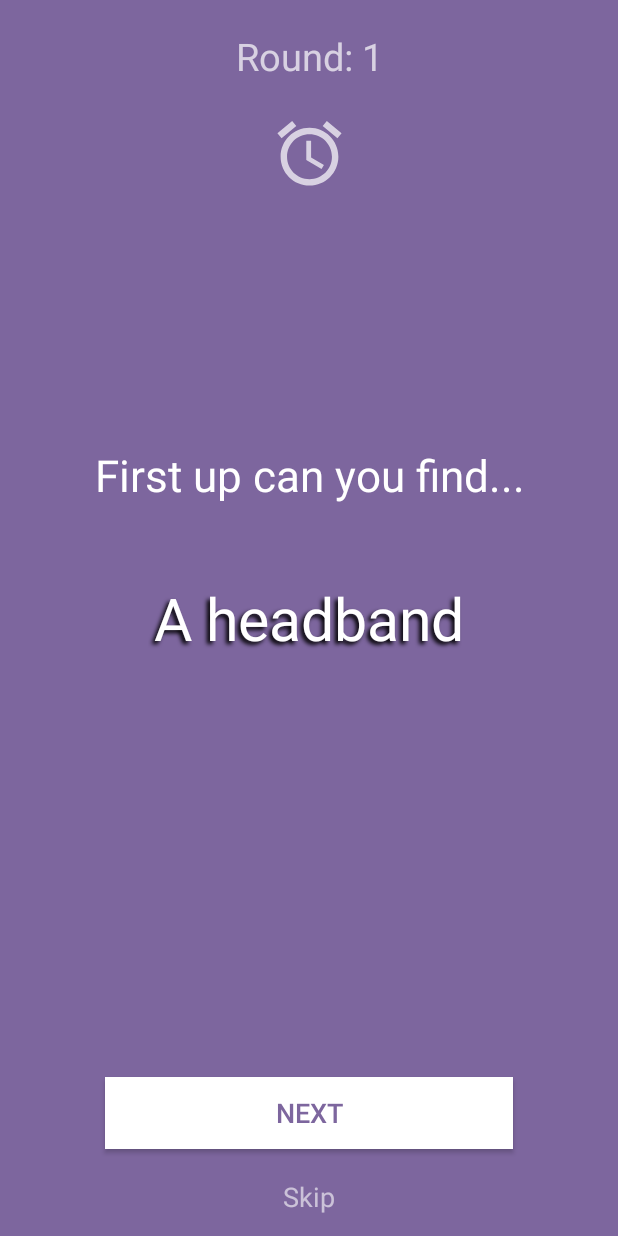
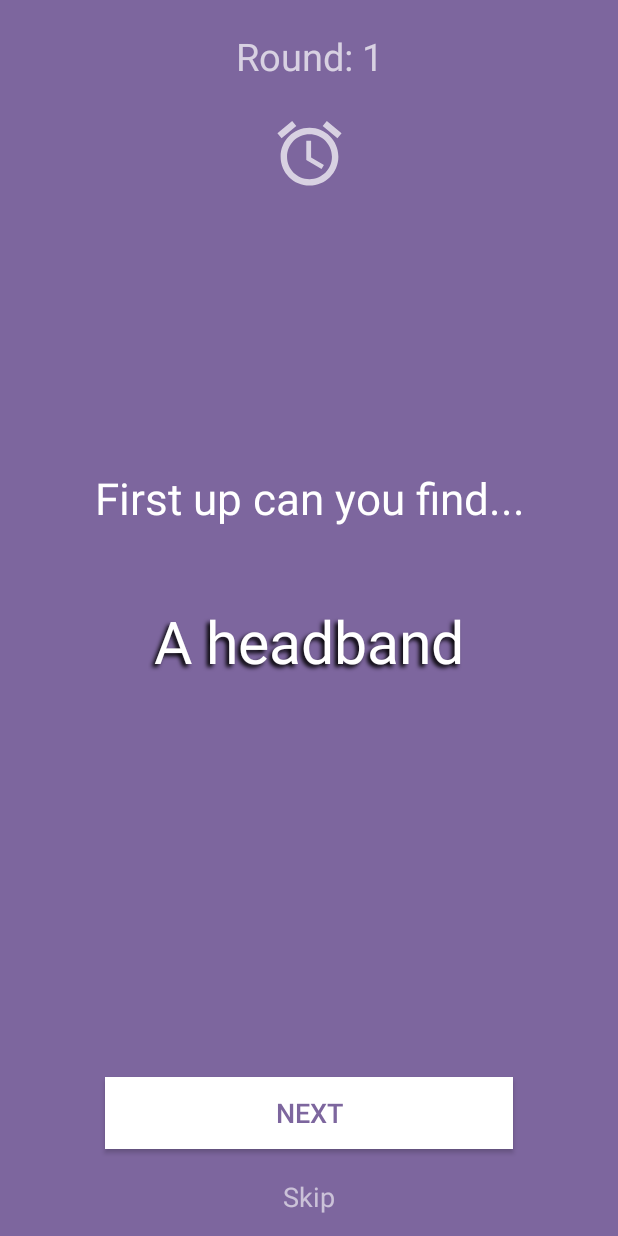
Before and after one commit to bctecnica/House-hunt, an Android app: the MainGame screen opened directly, with no data from a screen before it, after a tap on "BEGIN", on a phone screen of 412 x 824 dp. Run offline under Robolectric (Android 15) with nearby library versions, the phone set to English and light mode, and no system bars.

Commit message:
patch 1.0.2 - support for more devices added

```diff
--- a/app/build.gradle
+++ b/app/build.gradle
@@ -8,8 +8,8 @@ android {
         applicationId "com.bctecnica.houseHunt"
         minSdkVersion 24
         targetSdkVersion 30
-        versionCode 1
-        versionName "1.0"
+        versionCode 3
+        versionName "1.0.2"
 
         testInstrumentationRunner "androidx.test.runner.AndroidJUnitRunner"
     }
--- a/app/src/main/res/layout/activity_main.xml
+++ b/app/src/main/res/layout/activity_main.xml
@@ -14,7 +14,7 @@
         <ImageView
             android:id="@+id/whereView"
             android:layout_width="0dp"
-        android:layout_height="434dp"
+            android:layout_height="420dp"
             android:layout_marginTop="8dp"
             android:adjustViewBounds="true"
             android:paddingStart="20dp"
--- a/app/src/main/res/layout/activity_main_game.xml
+++ b/app/src/main/res/layout/activity_main_game.xml
@@ -51,6 +51,7 @@
         android:layout_width="wrap_content"
         android:layout_height="0dp"
         android:layout_marginTop="50dp"
+        android:layout_marginBottom="10dp"
         app:layout_constraintBottom_toTopOf="@+id/nextItemButton"
         app:layout_constraintEnd_toEndOf="parent"
         app:layout_constraintStart_toStartOf="parent"
@@ -69,7 +70,7 @@
             android:shadowRadius="3"
             android:text="@string/instructions"
             android:textColor="#FFFFFF"
-            android:textSize="25sp" />
+            android:textSize="25dp" />
     </ScrollView>
 
     <TextView
@@ -78,9 +79,9 @@
         android:layout_height="wrap_content"
         android:layout_marginBottom="50dp"
         android:gravity="center"
-        android:text=""
+        tools:text="next find"
         android:textColor="#FFFFFF"
-        android:textSize="29sp"
+        android:textSize="29dp"
         app:layout_constraintBottom_toTopOf="@+id/itemToFindText"
         app:layout_constraintEnd_toEndOf="parent"
         app:layout_constraintStart_toStartOf="parent" />
@@ -89,6 +90,7 @@
         android:id="@+id/itemToFindText"
         android:layout_width="wrap_content"
         android:layout_height="wrap_content"
+        android:layout_marginTop="30dp"
         android:gravity="center"
         android:paddingStart="15dp"
         android:paddingEnd="15dp"
@@ -96,13 +98,13 @@
         android:shadowDx="-3"
         android:shadowDy="3"
         android:shadowRadius="3"
-        android:text=""
         android:textColor="#FFFFFF"
         android:textSize="25sp"
         app:layout_constraintBottom_toBottomOf="parent"
         app:layout_constraintEnd_toEndOf="parent"
         app:layout_constraintStart_toStartOf="parent"
-        app:layout_constraintTop_toTopOf="parent" />
+        app:layout_constraintTop_toTopOf="parent"
+        tools:text="item to find" />
 
     <Button
         android:id="@+id/nextItemButton"
--- a/app/src/main/res/values/strings.xml
+++ b/app/src/main/res/values/strings.xml
@@ -3,14 +3,14 @@
     <string name="bctecnica">bctecnica</string>
     <string name="e_mail">e_mail</string>
     <string name="instructions">
-        How to play..\n\n\n
+        How to play..\n\n
         Welcome to Scavenger Hunt, the aim of the game is for each player to scavenge as many items
         as possible to build their collection.\n\n
         Grownups must read the item on their screen each round then players must dash to find the
         item, the first player back adds it to their collection the player with the most items after
         10 rounds is crowned the winner. Tap the timer icon for an extra challenge.\n\n
         Good luck scavengers!!!
-        \n\n\n\n
+        \n
     </string>
     <string name="company_logo">BCTecnica &#169;</string>
     <string name="half_way">You\'re half way there \nnow can you find..</string>
```
Lines whose indentation alone changed are shown as unchanged.
